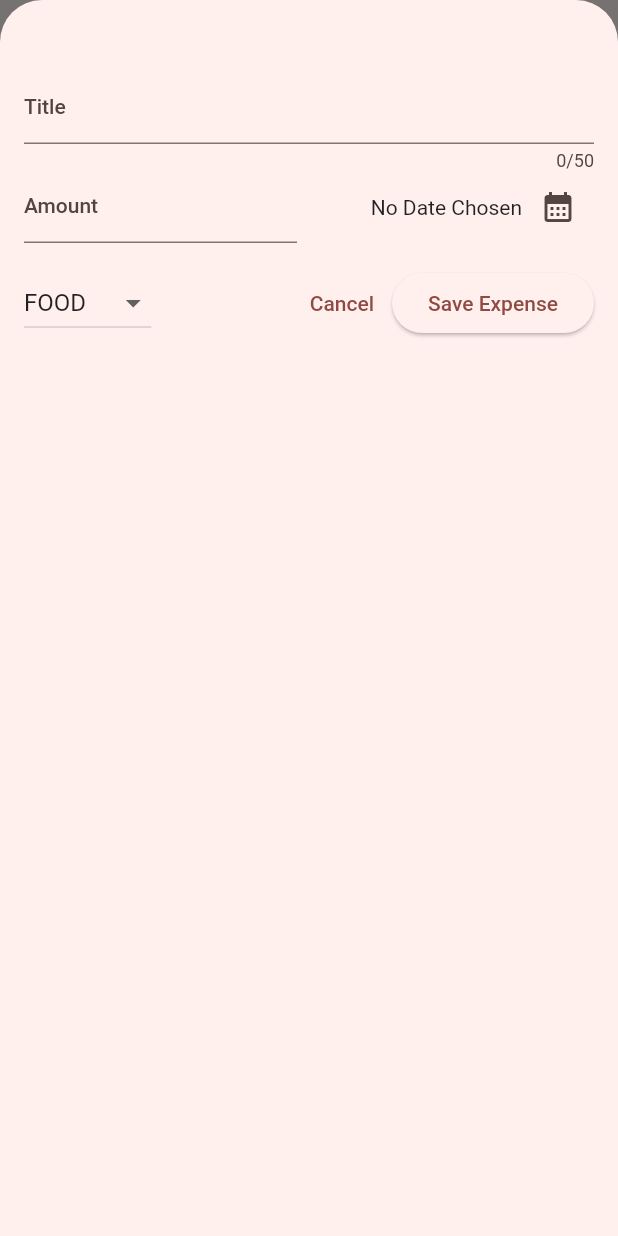
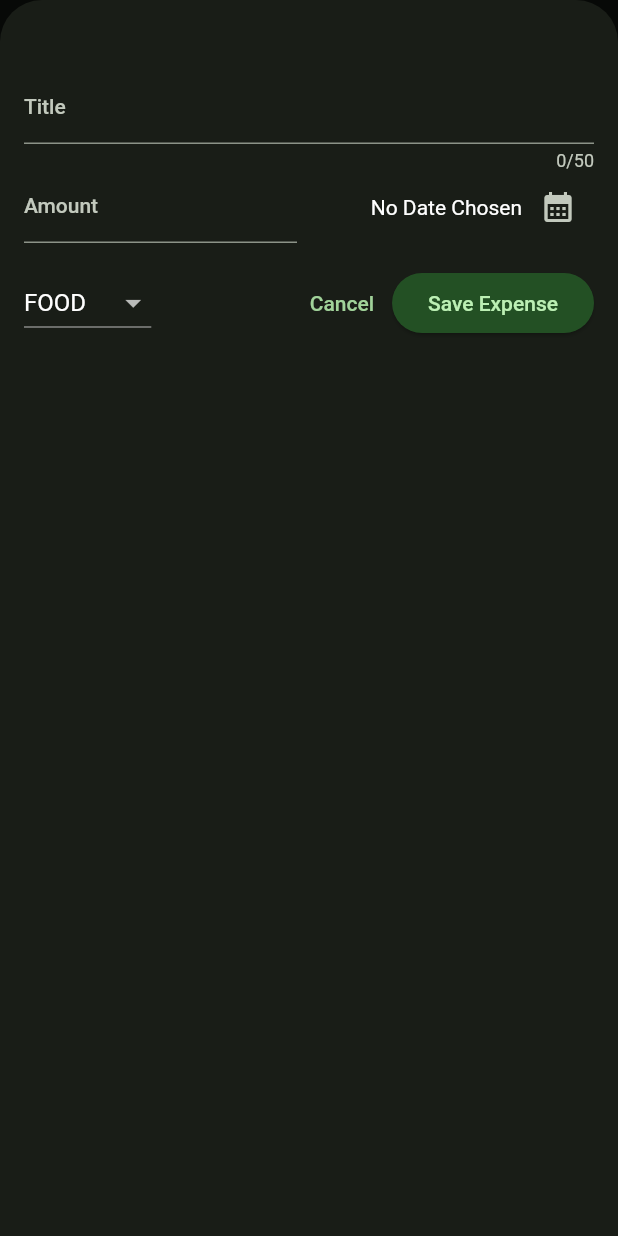
Before and after one commit to rasikasrimal/ExpenseManager, a Flutter app: the screen it shows after launch, after a tap on the "add" icon, on a phone screen of 412 x 824 dp. Run offline on Flutter 3.47's test engine with Material 2 defaults, Android fonts, the phone set to English and light mode, and no system bars.

Commit message:
Dark Theme Added

```diff
--- a/lib/main.dart
+++ b/lib/main.dart
@@ -4,18 +4,60 @@ import 'package:expense_manager/widgets/expenses.dart';
 var kColorScheme = ColorScheme.fromSeed(
   seedColor: Colors.red,
 );
+var kDarkColorScheme = ColorScheme.fromSeed(
+  brightness: Brightness.dark,
+  seedColor: Colors.green,
+);
 
 void main() {
   runApp(
     MaterialApp(
+      darkTheme: ThemeData.dark().copyWith(
+        useMaterial3: true,
+        colorScheme: kDarkColorScheme,
+        cardTheme: const CardTheme().copyWith(
+          color: kDarkColorScheme.secondaryContainer,
+          margin: const EdgeInsets.symmetric(
+            horizontal: 16,
+            vertical: 8,
+          ),
+        ),
+        elevatedButtonTheme: ElevatedButtonThemeData(
+          style: ElevatedButton.styleFrom(
+            backgroundColor: kDarkColorScheme.primaryContainer,
+            foregroundColor: kDarkColorScheme.onPrimaryContainer,
+          ),
+        ),
+      ),
       theme: ThemeData().copyWith(
-          useMaterial3: true,
-          colorScheme: kColorScheme,
-          appBarTheme: const AppBarTheme().copyWith(
-            backgroundColor: kColorScheme.background,
-            foregroundColor: kColorScheme.onBackground,
-          )),
+        useMaterial3: true,
+        colorScheme: kColorScheme,
+        appBarTheme: const AppBarTheme().copyWith(
+          backgroundColor: kColorScheme.background,
+          foregroundColor: kColorScheme.onBackground,
+        ),
+        cardTheme: const CardTheme().copyWith(
+          color: kColorScheme.secondaryContainer,
+          margin: const EdgeInsets.symmetric(
+            horizontal: 16,
+            vertical: 8,
+          ),
+        ),
+        elevatedButtonTheme: ElevatedButtonThemeData(
+          style: ElevatedButton.styleFrom(
+            backgroundColor: kColorScheme.primaryContainer,
+          ),
+        ),
+        textTheme: ThemeData().textTheme.copyWith(
+              titleLarge: TextStyle(
+                fontWeight: FontWeight.bold,
+                color: kColorScheme.onSecondaryContainer,
+                fontSize: 16,
+              ),
+            ),
+      ),
       debugShowCheckedModeBanner: false,
+      themeMode: ThemeMode.dark,
       home: const Expenses(),
     ),
   );
--- a/lib/widgets/expenses-list/expense_item.dart
+++ b/lib/widgets/expenses-list/expense_item.dart
@@ -15,6 +15,7 @@ class ExpenseItem extends StatelessWidget {
           vertical: 16,
         ),
         child: Column(
+          crossAxisAlignment: CrossAxisAlignment.start,
           children: [
             Text(expense.title),
             const SizedBox(height: 4),
--- a/lib/widgets/expenses-list/expenses_list.dart
+++ b/lib/widgets/expenses-list/expenses_list.dart
@@ -15,6 +15,11 @@ class ExpenseList extends StatelessWidget {
         itemCount: expenses.length,
         itemBuilder: (ctx, index) => Dismissible(
               key: ValueKey(expenses[index]),
+              background: Container(
+                color: Theme.of(context).colorScheme.error.withOpacity(0.75),
+                margin: EdgeInsets.symmetric(
+                    horizontal: Theme.of(context).cardTheme.margin!.horizontal),
+              ),
               onDismissed: (direction) {
                 onRemoveExpense(expenses[index]);
               },
--- a/lib/widgets/expenses.dart
+++ b/lib/widgets/expenses.dart
@@ -14,16 +14,16 @@ class Expenses extends StatefulWidget {
 
 class _ExpensesState extends State<Expenses> {
   final List<Expense> _registeredExpenses = [
-    // Expense(
-    //     title: 'Groceries',
-    //     amount: 100.00,
-    //     date: DateTime.now(),
-    //     catoegory: Category.Food),
-    // Expense(
-    //     title: 'Cinema',
-    //     amount: 100.00,
-    //     date: DateTime.now(),
-    //     catoegory: Category.Leisure),
+    Expense(
+        title: 'Groceries',
+        amount: 100.00,
+        date: DateTime.now(),
+        catoegory: Category.Food),
+    Expense(
+        title: 'Cinema',
+        amount: 100.00,
+        date: DateTime.now(),
+        catoegory: Category.Leisure),
   ];
 
   void _openAddExpenseOverlay() {
```
